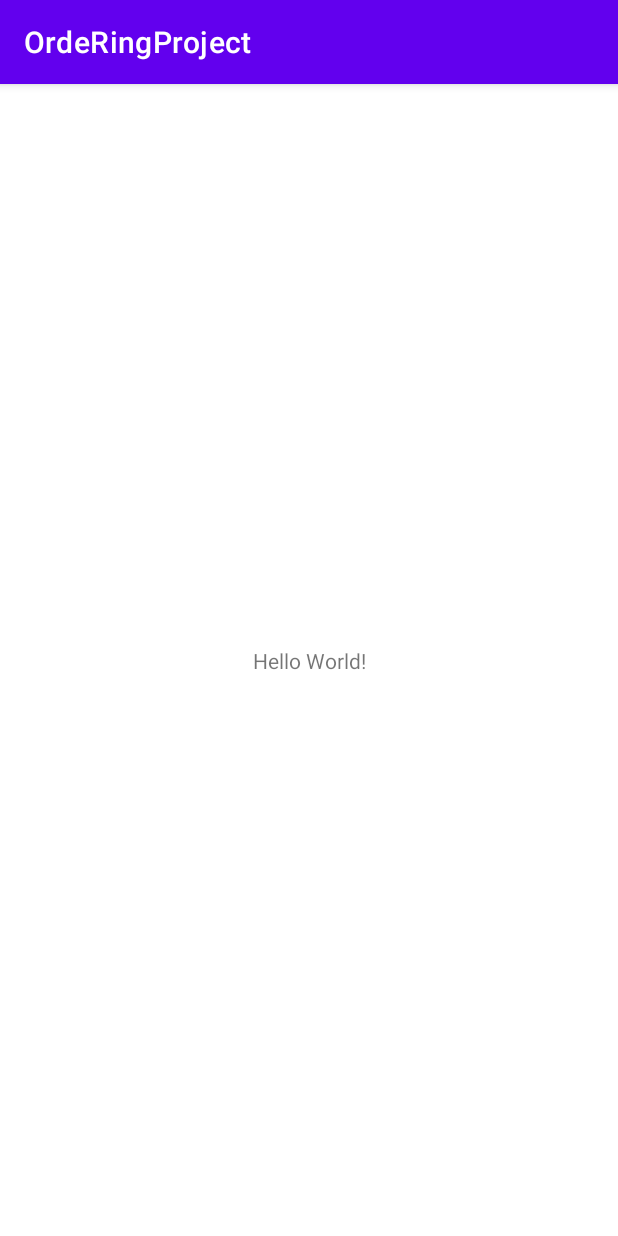
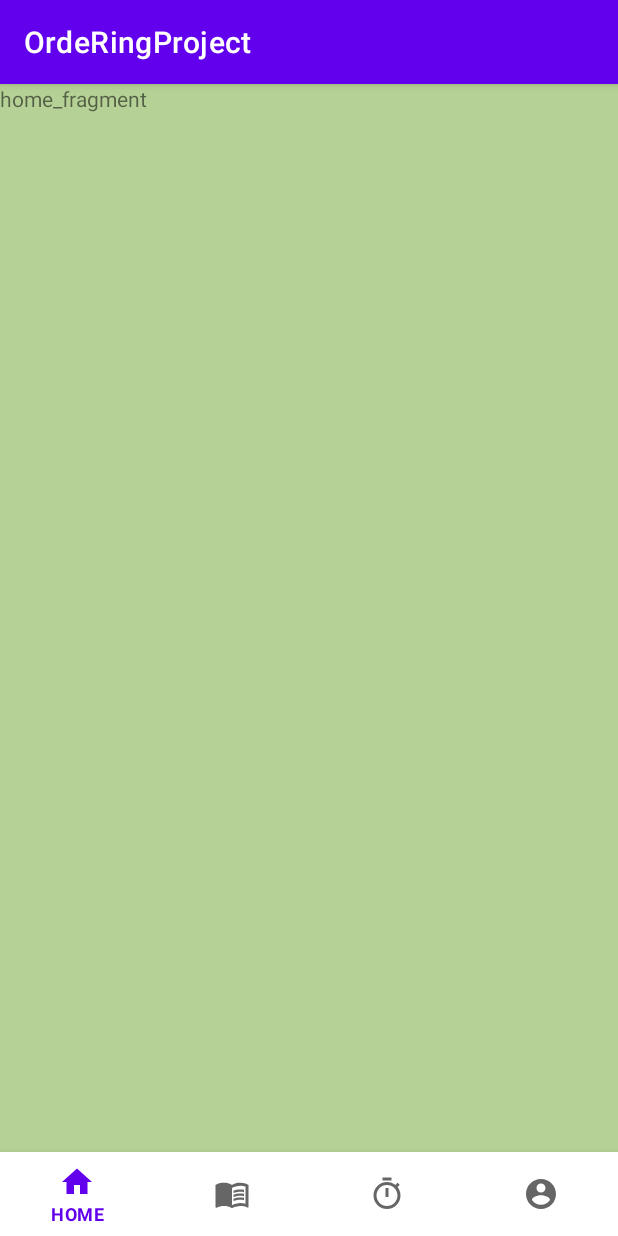
Before and after one commit to OrdeRing-Team/Ordering, an Android app: the screen it shows after launch (MainActivity), on a phone screen of 412 x 824 dp. Run offline under Robolectric (Android 15) with nearby library versions, the phone set to English and light mode, and no system bars.

Commit message:
Ordering 소비자 앱 네비바 구현

```diff
--- a/app/build.gradle
+++ b/app/build.gradle
@@ -32,7 +32,12 @@ dependencies {
     implementation 'androidx.appcompat:appcompat:1.4.0'
     implementation 'com.google.android.material:material:1.4.0'
     implementation 'androidx.constraintlayout:constraintlayout:2.1.2'
+    implementation 'androidx.legacy:legacy-support-v4:1.0.0'
     testImplementation 'junit:junit:4.+'
     androidTestImplementation 'androidx.test.ext:junit:1.1.3'
     androidTestImplementation 'androidx.test.espresso:espresso-core:3.4.0'
+
+    //네비바
+    implementation 'androidx.navigation:navigation-fragment:2.3.5'
+    implementation 'androidx.navigation:navigation-ui:2.3.5'
 }
--- /dev/null
+++ b/app/src/main/java/com/example/orderingproject/HomeFragment.java
@@ -0,0 +1,19 @@
+package com.example.orderingproject;
+
+import android.os.Bundle;
+
+import androidx.fragment.app.Fragment;
+
+import android.view.LayoutInflater;
+import android.view.View;
+import android.view.ViewGroup;
+
+public class HomeFragment extends Fragment {
+
+    @Override
+    public View onCreateView(LayoutInflater inflater, ViewGroup container,
+                             Bundle savedInstanceState) {
+        // Inflate the layout for this fragment
+        return inflater.inflate(R.layout.fragment_home, container, false);
+    }
+}
--- /dev/null
+++ b/app/src/main/res/drawable/ic_baseline_account_circle_24.xml
@@ -0,0 +1,10 @@
+<vector xmlns:android="http://schemas.android.com/apk/res/android"
+    android:width="24dp"
+    android:height="24dp"
+    android:viewportWidth="24"
+    android:viewportHeight="24"
+    android:tint="?attr/colorControlNormal">
+  <path
+      android:fillColor="@android:color/white"
+      android:pathData="M12,2C6.48,2 2,6.48 2,12s4.48,10 10,10 10,-4.48 10,-10S17.52,2 12,2zM12,5c1.66,0 3,1.34 3,3s-1.34,3 -3,3 -3,-1.34 -3,-3 1.34,-3 3,-3zM12,19.2c-2.5,0 -4.71,-1.28 -6,-3.22 0.03,-1.99 4,-3.08 6,-3.08 1.99,0 5.97,1.09 6,3.08 -1.29,1.94 -3.5,3.22 -6,3.22z"/>
+</vector>
--- /dev/null
+++ b/app/src/main/res/drawable/ic_baseline_home_24.xml
@@ -0,0 +1,10 @@
+<vector xmlns:android="http://schemas.android.com/apk/res/android"
+    android:width="24dp"
+    android:height="24dp"
+    android:viewportWidth="24"
+    android:viewportHeight="24"
+    android:tint="?attr/colorControlNormal">
+  <path
+      android:fillColor="@android:color/white"
+      android:pathData="M10,20v-6h4v6h5v-8h3L12,3 2,12h3v8z"/>
+</vector>
--- /dev/null
+++ b/app/src/main/res/drawable/ic_baseline_menu_book_24.xml
@@ -0,0 +1,20 @@
+<vector xmlns:android="http://schemas.android.com/apk/res/android"
+    android:width="24dp"
+    android:height="24dp"
+    android:viewportWidth="24"
+    android:viewportHeight="24"
+    android:tint="?attr/colorControlNormal"
+    android:autoMirrored="true">
+  <path
+      android:fillColor="@android:color/white"
+      android:pathData="M21,5c-1.11,-0.35 -2.33,-0.5 -3.5,-0.5c-1.95,0 -4.05,0.4 -5.5,1.5c-1.45,-1.1 -3.55,-1.5 -5.5,-1.5S2.45,4.9 1,6v14.65c0,0.25 0.25,0.5 0.5,0.5c0.1,0 0.15,-0.05 0.25,-0.05C3.1,20.45 5.05,20 6.5,20c1.95,0 4.05,0.4 5.5,1.5c1.35,-0.85 3.8,-1.5 5.5,-1.5c1.65,0 3.35,0.3 4.75,1.05c0.1,0.05 0.15,0.05 0.25,0.05c0.25,0 0.5,-0.25 0.5,-0.5V6C22.4,5.55 21.75,5.25 21,5zM21,18.5c-1.1,-0.35 -2.3,-0.5 -3.5,-0.5c-1.7,0 -4.15,0.65 -5.5,1.5V8c1.35,-0.85 3.8,-1.5 5.5,-1.5c1.2,0 2.4,0.15 3.5,0.5V18.5z"/>
+  <path
+      android:fillColor="@android:color/white"
+      android:pathData="M17.5,10.5c0.88,0 1.73,0.09 2.5,0.26V9.24C19.21,9.09 18.36,9 17.5,9c-1.7,0 -3.24,0.29 -4.5,0.83v1.66C14.13,10.85 15.7,10.5 17.5,10.5z"/>
+  <path
+      android:fillColor="@android:color/white"
+      android:pathData="M13,12.49v1.66c1.13,-0.64 2.7,-0.99 4.5,-0.99c0.88,0 1.73,0.09 2.5,0.26V11.9c-0.79,-0.15 -1.64,-0.24 -2.5,-0.24C15.8,11.66 14.26,11.96 13,12.49z"/>
+  <path
+      android:fillColor="@android:color/white"
+      android:pathData="M17.5,14.33c-1.7,0 -3.24,0.29 -4.5,0.83v1.66c1.13,-0.64 2.7,-0.99 4.5,-0.99c0.88,0 1.73,0.09 2.5,0.26v-1.52C19.21,14.41 18.36,14.33 17.5,14.33z"/>
+</vector>
--- /dev/null
+++ b/app/src/main/res/drawable/ic_baseline_timer_24.xml
@@ -0,0 +1,10 @@
+<vector xmlns:android="http://schemas.android.com/apk/res/android"
+    android:width="24dp"
+    android:height="24dp"
+    android:viewportWidth="24"
+    android:viewportHeight="24"
+    android:tint="?attr/colorControlNormal">
+  <path
+      android:fillColor="@android:color/white"
+      android:pathData="M15,1L9,1v2h6L15,1zM11,14h2L13,8h-2v6zM19.03,7.39l1.42,-1.42c-0.43,-0.51 -0.9,-0.99 -1.41,-1.41l-1.42,1.42C16.07,4.74 14.12,4 12,4c-4.97,0 -9,4.03 -9,9s4.02,9 9,9 9,-4.03 9,-9c0,-2.12 -0.74,-4.07 -1.97,-5.61zM12,20c-3.87,0 -7,-3.13 -7,-7s3.13,-7 7,-7 7,3.13 7,7 -3.13,7 -7,7z"/>
+</vector>
--- a/app/src/main/res/layout/activity_main.xml
+++ b/app/src/main/res/layout/activity_main.xml
@@ -1,18 +1,25 @@
 <?xml version="1.0" encoding="utf-8"?>
-<androidx.constraintlayout.widget.ConstraintLayout xmlns:android="http://schemas.android.com/apk/res/android"
+<RelativeLayout xmlns:android="http://schemas.android.com/apk/res/android"
     xmlns:app="http://schemas.android.com/apk/res-auto"
     xmlns:tools="http://schemas.android.com/tools"
     android:layout_width="match_parent"
     android:layout_height="match_parent"
     tools:context=".MainActivity">
 
-    <TextView
-        android:layout_width="wrap_content"
+    <com.google.android.material.bottomnavigation.BottomNavigationView
+        android:id="@+id/bottomNavi"
+        android:layout_width="match_parent"
         android:layout_height="wrap_content"
-        android:text="Hello World!"
-        app:layout_constraintBottom_toBottomOf="parent"
-        app:layout_constraintLeft_toLeftOf="parent"
-        app:layout_constraintRight_toRightOf="parent"
-        app:layout_constraintTop_toTopOf="parent" />
+        android:layout_alignParentBottom="true"
+        android:layout_centerHorizontal="true"
+        android:background="#fff"
+        app:menu="@menu/menu"
+        tools:ignore="MissingConstraints" />
+    <!-- app:layoutVisibilityMode="unlabeled" 아이콘만 보여주고 싶을 때 사용 -->
 
-</androidx.constraintlayout.widget.ConstraintLayout>
+    <FrameLayout
+        android:id="@+id/main_frame"
+        android:layout_width="match_parent"
+        android:layout_height="match_parent" />
+
+</RelativeLayout>
--- /dev/null
+++ b/app/src/main/res/layout/fragment_home.xml
@@ -0,0 +1,15 @@
+<?xml version="1.0" encoding="utf-8"?>
+<FrameLayout xmlns:android="http://schemas.android.com/apk/res/android"
+    xmlns:tools="http://schemas.android.com/tools"
+    android:layout_width="match_parent"
+    android:layout_height="match_parent"
+    tools:context=".HomeFragment">
+
+    <!-- TODO: Update blank fragment layout -->
+    <TextView
+        android:layout_width="match_parent"
+        android:layout_height="match_parent"
+        android:text="home_fragment"
+        android:background="#B6D196"/>
+
+</FrameLayout>
--- /dev/null
+++ b/app/src/main/res/menu/menu.xml
@@ -0,0 +1,24 @@
+<?xml version="1.0" encoding="utf-8"?>
+<menu xmlns:android="http://schemas.android.com/apk/res/android">
+    <item
+        android:id="@+id/item_home"
+        android:enabled="true"
+        android:icon="@drawable/ic_baseline_home_24"
+        android:title="HOME" />
+    <item
+        android:id="@+id/item_orderlist"
+        android:enabled="true"
+        android:icon="@drawable/ic_baseline_menu_book_24"
+        android:title="주문목록" />
+    <item
+        android:id="@+id/item_waiting"
+        android:enabled="true"
+        android:icon="@drawable/ic_baseline_timer_24"
+        android:title="웨이팅" />
+    <item
+        android:id="@+id/item_mypage"
+        android:enabled="true"
+        android:icon="@drawable/ic_baseline_account_circle_24"
+        android:title="마이페이지" />
+
+</menu>
--- a/app/src/main/res/values/strings.xml
+++ b/app/src/main/res/values/strings.xml
@@ -1,3 +1,5 @@
 <resources>
     <string name="app_name">OrdeRingProject</string>
+    <!-- TODO: Remove or change this placeholder text -->
+    <string name="hello_blank_fragment">Hello blank fragment</string>
 </resources>
```
Also changed, not shown: app/src/main/java/com/example/orderingproject/MainActivity.java (+36 -2 lines), app/src/main/java/com/example/orderingproject/MypageFragment.java (added, +19 -0 lines), app/src/main/java/com/example/orderingproject/OrderlistFragment.java (added, +19 -0 lines), app/src/main/java/com/example/orderingproject/WaitingFragment.java (added, +19 -0 lines), app/src/main/res/layout/fragment_mypage.xml (added, +15 -0 lines), app/src/main/res/layout/fragment_orderlist.xml (added, +15 -0 lines), app/src/main/res/layout/fragment_waiting.xml (added, +15 -0 lines).
